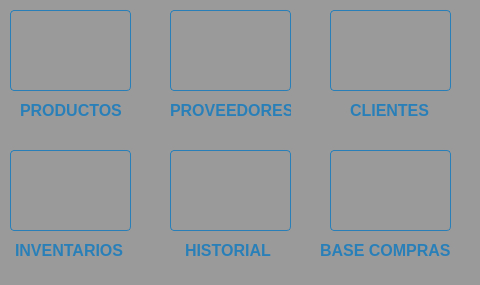
This is Inventario de almacen/ui/PANEL.ui in CodeDrTech/DevelopPython as Qt 5 draws it before an edit; both pictures show x 0 to 480 and y 0 to 285 of the 800 by 285 pixel window. The edited form follows.
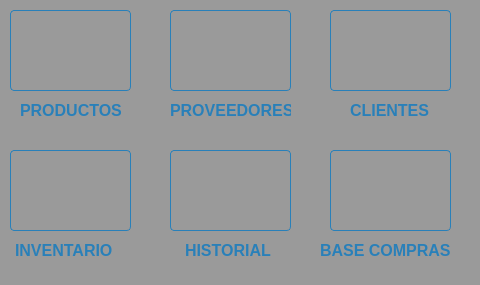
This is the edited form. Icons and pictures are not drawn.

```diff
--- a/Inventario de almacen/ui/PANEL.ui
+++ b/Inventario de almacen/ui/PANEL.ui
@@ -561,13 +561,13 @@
      <rect>
       <x>15</x>
       <y>240</y>
-      <width>131</width>
+      <width>111</width>
       <height>21</height>
      </rect>
     </property>
     <property name="font">
      <font>
-      <pointsize>1</pointsize>
+      <pointsize>-1</pointsize>
       <weight>75</weight>
       <bold>true</bold>
      </font>
@@ -585,7 +585,7 @@
 </string>
     </property>
     <property name="text">
-     <string>INVENTARIOS</string>
+     <string>INVENTARIO</string>
     </property>
    </widget>
    <widget class="QLabel" name="label_7">
```
Left out of the diff: 18 changed lines with no effect on the pictures.
